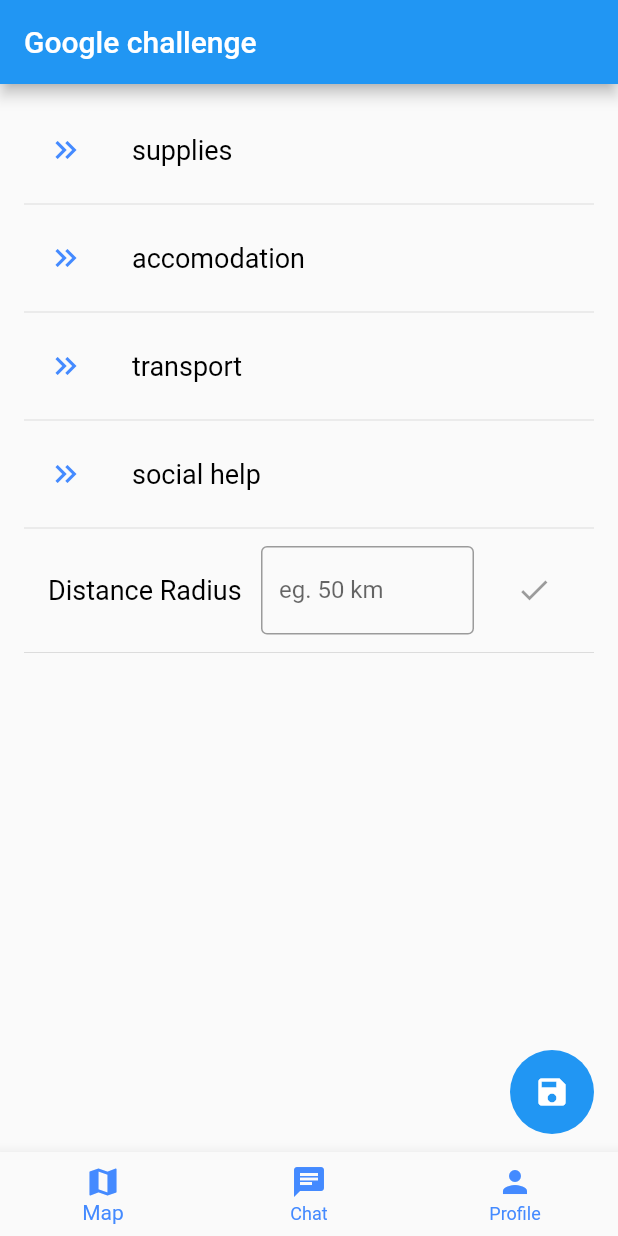
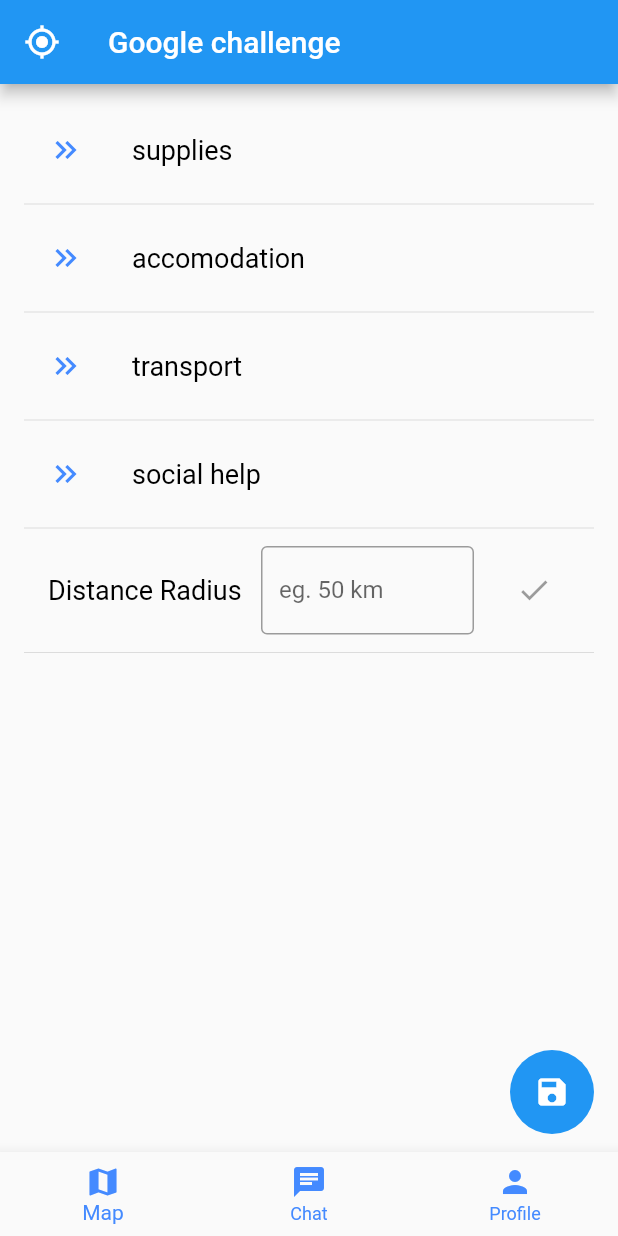
Before and after one commit to Kabanosk/Collabothon2022, a Flutter app: the screen it shows after launch, on a phone screen of 412 x 824 dp. Run offline on Flutter 3.47's test engine with Material 2 defaults, Android fonts, the phone set to English and light mode, and no system bars; our stand-ins replace chat_bubbles, cloud_firestore, firebase_core, geolocator, google_maps_flutter; missing offline and left inert: custom_info_window, flutter_phone_direct_caller; accounts and stored records are empty.

Commit message:
Fix location

```diff
--- a/lib/category_view.dart
+++ b/lib/category_view.dart
@@ -2,26 +2,23 @@ import 'package:flutter/material.dart';
 import 'package:geolocator/geolocator.dart';
 import './map_view.dart';
 import './model/place.dart';
+import 'location.dart';
+import 'main_view_un.dart';
 
 Set<String> globalSelectedItems = {};
 
 class CategoryView extends StatefulWidget {
-  Position? location;
   CategoryView({Key? key}) : super(key: key);
-  CategoryView.location(this.location);
-
   @override
-  State<CategoryView> createState() => _CategoryViewState(location);
+  State<CategoryView> createState() => _CategoryViewState();
 }
 
 class _CategoryViewState extends State<CategoryView> {
-  Position? location;
   Set<String> _selectedItems = {};
   bool _categoryView = true;
   num _distanceFilter = 0;
   List<Place> _filteredPlaces = [];
   List<Place> _allPlaces = [];
-  _CategoryViewState(this.location);
 
   @override
   void initState() {
@@ -30,6 +27,16 @@ class _CategoryViewState extends State<CategoryView> {
       setState(() {
         _allPlaces = data;
         // print(_allPlaces.first.tags);
+      });
+    });
+    fetchLocation();
+  }
+
+  void fetchLocation() {
+    determinePosition().then((data) {
+      setState(() {
+        location = data;
+        print(location);
       });
     });
   }
@@ -44,8 +51,9 @@ class _CategoryViewState extends State<CategoryView> {
   List<Place> FilterPlacesByDistance(List<Place> places) {
     return places
         .where((element) =>
-            Geolocator.distanceBetween(
-                location!.latitude, location!.longitude, element.x, element.y) <
+            Geolocator.distanceBetween(location!.latitude, location!.longitude,
+                    element.y, element.x) /
+                1000 <=
             _distanceFilter)
         .toList();
   }
@@ -76,7 +84,8 @@ class _CategoryViewState extends State<CategoryView> {
       });
       setState(() {
         _filteredPlaces = FilterPlaces(globalSelectedItems);
-        print(location == null);
+        print("Is location null?");
+        print(location);
         if (_distanceFilter > 0 && location != null) {
           _filteredPlaces = FilterPlacesByDistance(_filteredPlaces);
           print("Filtering by distance");
--- a/lib/main_view_un.dart
+++ b/lib/main_view_un.dart
@@ -5,6 +5,8 @@ import './category_view.dart';
 import './profile_view.dart';
 import './map_view.dart';
 import './chat_view.dart';
+
+Position? location;
 
 class MyApp extends StatelessWidget {
   const MyApp({Key? key}) : super(key: key);
@@ -35,7 +37,6 @@ class MainView extends StatefulWidget {
 class _MainViewState extends State<MainView> {
   // int _selectedView = 0;
   bool locationAvailable = false;
-  Position? location;
 
   // void changeView(int index) {
   //   setState(() {
@@ -57,9 +58,15 @@ class _MainViewState extends State<MainView> {
   @override
   void initState() {
     super.initState();
+    fetchLocation();
+  }
+
+  void fetchLocation() {
     determinePosition().then((data) {
       setState(() {
         location = data;
+        locationAvailable = true;
+        print(location);
       });
     });
   }
@@ -75,9 +82,11 @@ class _MainViewState extends State<MainView> {
 
     return Scaffold(
       appBar: AppBar(
-        title: const Text('Google challenge'),
-        // leading: Text(location!.longitude.toString()),
-      ),
+          title: const Text('Google challenge'),
+          leading: IconButton(
+            icon: Icon(Icons.gps_fixed),
+            onPressed: fetchLocation,
+          )),
       bottomNavigationBar: BottomNavigationBar(
         type: BottomNavigationBarType.fixed,
         //currentIndex: 3,
@@ -107,7 +116,7 @@ class _MainViewState extends State<MainView> {
         selectedItemColor: Colors.blueAccent,
       ),
       // body: _widgetOptions[_selectedView],
-      body: location == null ? CategoryView() : CategoryView.location(location),
+      body: CategoryView(),
     );
   }
 }
```
